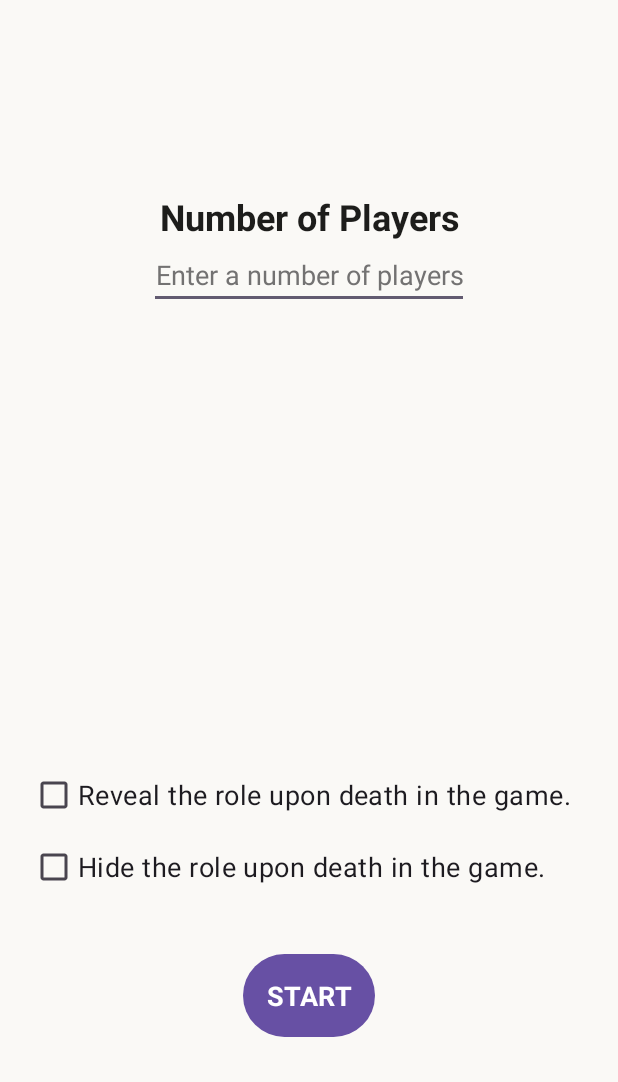
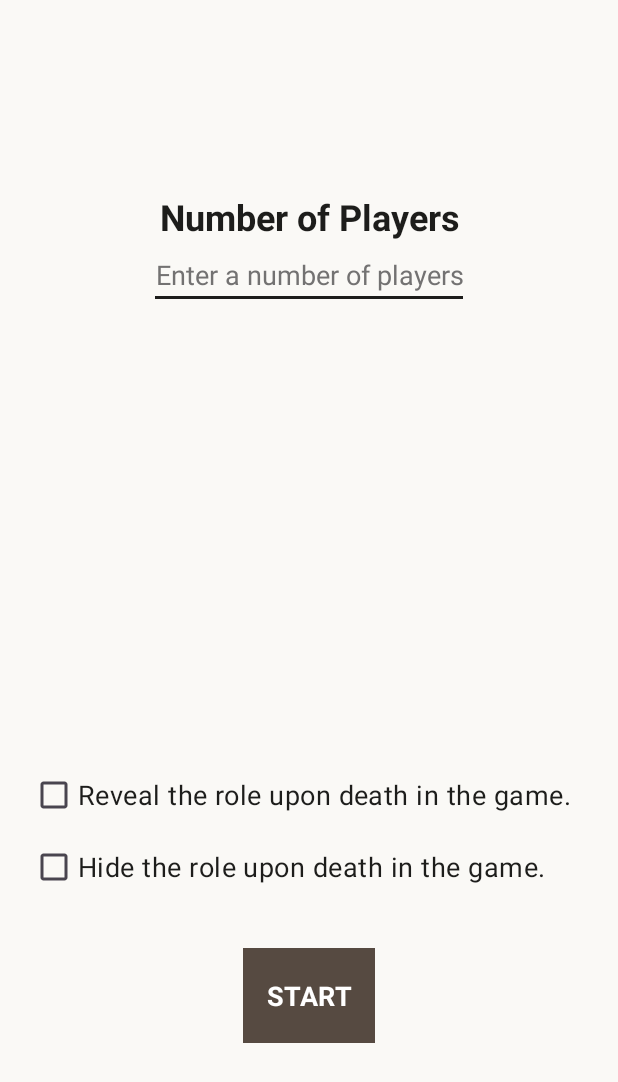
Before and after one commit to Methawee6509611999/CS361_Project, an Android app: the screen it shows after launch (MainActivity), on a phone screen of 412 x 824 dp. Shown: the top 1082 px of the screen. Run offline under Robolectric (Android 15) with nearby library versions, the phone set to English and light mode, and no system bars.

Commit message:
เพิ่ม dark theme

```diff
--- a/app/src/main/res/layout/activity_main.xml
+++ b/app/src/main/res/layout/activity_main.xml
@@ -7,6 +7,7 @@
     android:layout_height="match_parent"
     android:orientation="vertical"
     android:gravity="center_vertical"
+    android:background="?android:windowBackground"
     tools:context=".MainActivity">
 
     <LinearLayout
@@ -24,7 +25,7 @@
             android:gravity="center"
             android:textStyle="bold"
             android:textSize="@dimen/large_size"
-            android:textColor="@color/black"
+            android:textColor="?android:textColorPrimary"
             android:text="@string/player_num" />
 
         <EditText
@@ -36,7 +37,7 @@
             android:inputType="number"
             android:gravity="center"
             android:textSize="@dimen/normal_size"
-            android:textColor="@color/gray"
+            android:textColor="?android:textColorHint"
             android:hint="@string/enter_player_num"
             />
     </LinearLayout>
@@ -47,6 +48,7 @@
         android:layout_height="wrap_content"
         android:textSize="@dimen/normal_size"
         android:layout_marginLeft="20dp"
+        android:textColor="?colorControlActivated"
         android:text="@string/showRole" />
 
 
@@ -57,6 +59,7 @@
         android:layout_height="wrap_content"
         android:textSize="@dimen/normal_size"
         android:layout_marginLeft="20dp"
+        android:textColor="?colorControlActivated"
         android:text="@string/noshowRole" />
 
     <Button
@@ -68,6 +71,8 @@
         android:textStyle="bold"
         android:layout_gravity="center"
         android:padding="15dp"
+        android:textColor="?colorOnPrimary"
+        android:background="?colorPrimary"
         android:layout_marginTop="30dp"/>
 
 </LinearLayout>
--- a/app/src/main/res/layout/death_announcement.xml
+++ b/app/src/main/res/layout/death_announcement.xml
@@ -15,6 +15,7 @@
         android:layout_marginTop="125dp"
         android:layout_marginBottom="10dp"
         android:textSize="@dimen/normal_size"
+        android:textColor="?android:textColorPrimary"
         android:text="@string/kill" />
 
     <TextView
@@ -23,6 +24,7 @@
         android:layout_height="wrap_content"
         android:gravity="center"
         android:textSize="@dimen/normal_size"
+        android:textColor="?android:textColorPrimary"
         android:text="@string/input_name" />
 
     <ImageView
@@ -45,6 +47,7 @@
             android:layout_width="wrap_content"
             android:layout_height="wrap_content"
             android:textSize="@dimen/normal_size"
+            android:textColor="?android:textColorPrimary"
             android:text="@string/role_villager" />
     </LinearLayout>
 
--- a/app/src/main/res/layout/loading_page.xml
+++ b/app/src/main/res/layout/loading_page.xml
@@ -6,7 +6,7 @@
     android:layout_height="match_parent"
     android:orientation="vertical"
     android:gravity="center_vertical"
-    android:background="@color/color_background"
+    android:background="?android:windowBackground"
     android:id="@+id/linearLayout">
 
 
--- a/app/src/main/res/layout/voting_page.xml
+++ b/app/src/main/res/layout/voting_page.xml
@@ -14,6 +14,8 @@
             android:id="@+id/skipButton"
             android:layout_width="match_parent"
             android:layout_height="wrap_content"
+            android:textColor="?colorOnPrimary"
+            android:background="?colorPrimary"
             android:text="@string/skip" />
 
         <ProgressBar
--- a/app/src/main/res/values-night/color.xml
+++ b/app/src/main/res/values-night/color.xml
@@ -1,4 +1,8 @@
 <?xml version="1.0" encoding="utf-8"?>
 <resources>
-    <color name="color_background">#1D1D1B</color>
+    <color name="black">#1D1D1B</color>
+    <color name="super_white">#FFFFFFFF</color>
+    <color name="gray">#737272</color>
+    <color name="white">#FAF9F6</color>
+    <color name="brown">#564a41</color>
 </resources>
--- a/app/src/main/res/values-night/themes.xml
+++ b/app/src/main/res/values-night/themes.xml
@@ -1,9 +1,15 @@
 <resources xmlns:tools="http://schemas.android.com/tools">
     <!-- Base application theme. -->
     <style name="Base.Theme.Warewolf" parent="Theme.Material3.DayNight.NoActionBar">
-        <item name="android:textColor">@color/white</item>
+        <item name="android:textColorPrimary">@color/super_white</item>
+        <item name="android:textColorSecondary">@color/white</item>
         <item name="android:textColorHint">@color/gray</item>
+        <item name="colorPrimary">@color/brown</item>
+        <item name="colorOnPrimary">@color/super_white</item>
         <item name="android:windowBackground">@color/black</item>
+        <item name="colorControlActivated">@color/white</item>
+
+        <item name="android:fontFamily"></item>
 
         <item name="android:fontFamily"></item>
     </style>
--- a/app/src/main/res/values/colors.xml
+++ b/app/src/main/res/values/colors.xml
@@ -5,4 +5,5 @@
     <color name="gray">#737272</color>
     <color name="white">#FAF9F6</color>
     <color name="brown">#564a41</color>
+
 </resources>
--- a/app/src/main/res/values/themes.xml
+++ b/app/src/main/res/values/themes.xml
@@ -1,10 +1,13 @@
 <resources xmlns:tools="http://schemas.android.com/tools">
     <!-- Base application theme. -->
     <style name="Base.Theme.Warewolf" parent="Theme.Material3.DayNight.NoActionBar">
-        <item name="android:textColorPrimary">@color/brown</item>
-        <item name="android:textColorSecondary">@color/black</item>
+        <item name="android:textColorPrimary">@color/black</item>
+        <item name="android:textColorSecondary">@color/brown</item>
         <item name="android:textColorHint">@color/gray</item>
+        <item name="colorPrimary">@color/brown</item>
+        <item name="colorOnPrimary">@color/super_white</item>
         <item name="android:windowBackground">@color/white</item>
+        <item name="colorControlActivated">@color/black</item>
 
         <item name="android:fontFamily"></item>
 
```
Also changed, not shown: app/src/main/res/layout/role_announcement.xml (+7 -1 lines).
